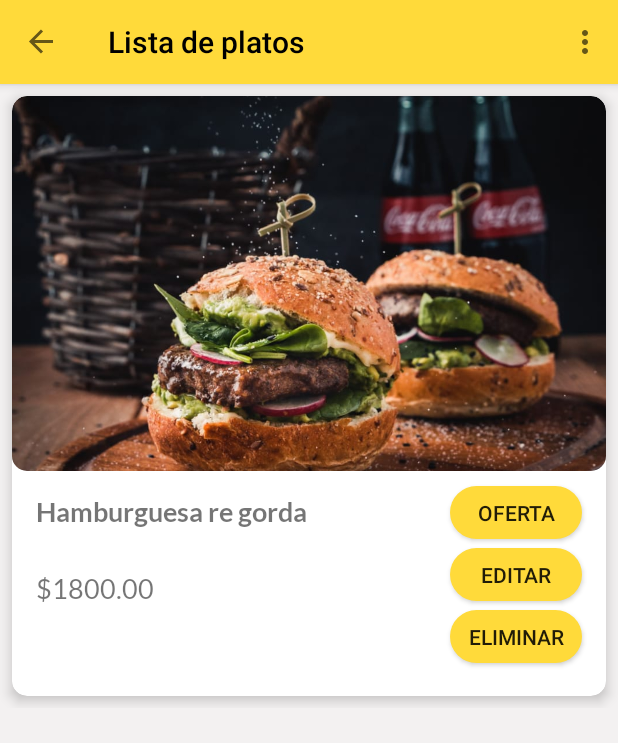
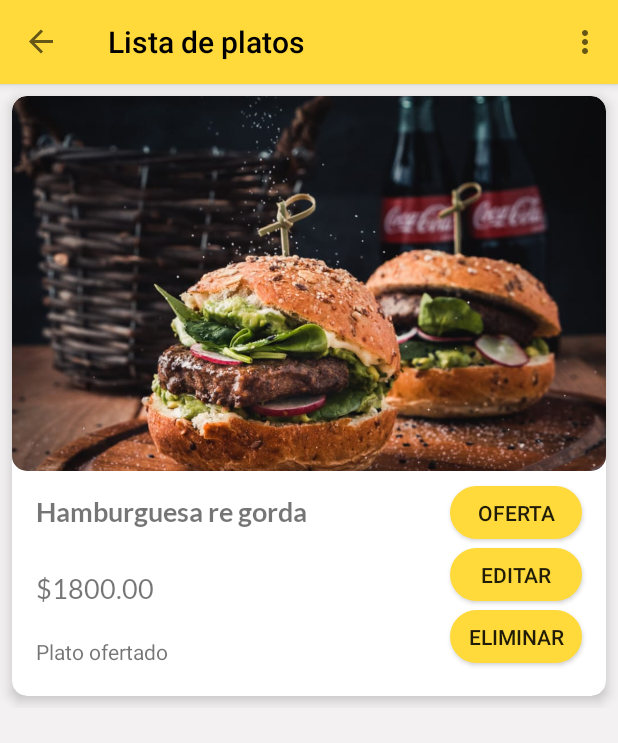
Before and after one commit to cobellisantiago/Trabajo-de-Laboratorio, an Android app: the ListarItemsFragment screen opened through its navigation route, in the side drawer, after a tap on "Lista de platos", on a phone screen of 412 x 824 dp. Shown: the top 743 px of the screen. Run offline under Robolectric (Android 15) with nearby library versions, the phone set to English and light mode, and no system bars; our stand-ins replace navigation-ui.

Commit message:
Agregando funcionalidad para que un plato pueda ser sacado de oferta

```diff
--- a/app/src/main/java/cobelli_moix_tomas/isi/frsf/utn/sendmeal/domain/Plato.java
+++ b/app/src/main/java/cobelli_moix_tomas/isi/frsf/utn/sendmeal/domain/Plato.java
@@ -28,6 +28,7 @@ public class Plato {
         this.descripcion = descripcion;
         this.precio = precio;
         this.calorias = calorias;
+        this.oferta = false;
         platos.add(this);
     }
 
--- a/app/src/main/java/cobelli_moix_tomas/isi/frsf/utn/sendmeal/ui/PlatoAdapter.java
+++ b/app/src/main/java/cobelli_moix_tomas/isi/frsf/utn/sendmeal/ui/PlatoAdapter.java
@@ -47,6 +47,8 @@ public class PlatoAdapter extends RecyclerView.Adapter<PlatoViewHolder> {
         final Plato plato = platoViewDataSet.get(position);
         DecimalFormat format = new DecimalFormat("0.00");
 
+        if(!plato.getOferta()) holder.ofertado.setVisibility(View.GONE);
+
         holder.textViewNombre.setText(plato.getNombre());
         holder.textViewPrecio.setText("$"+format.format(plato.getPrecio()));
         holder.imageViewFoto.setImageResource(R.drawable.hamburguesa);
@@ -59,4 +61,6 @@ public class PlatoAdapter extends RecyclerView.Adapter<PlatoViewHolder> {
         return platoViewDataSet.size();
     }
 
+
+
 }
--- a/app/src/main/res/layout/plato_card.xml
+++ b/app/src/main/res/layout/plato_card.xml
@@ -75,6 +75,16 @@
             app:layout_constraintStart_toStartOf="parent"
             app:layout_constraintTop_toBottomOf="@+id/imageCard" />
 
+        <TextView
+            android:id="@+id/ofertado"
+            android:layout_width="wrap_content"
+            android:layout_height="wrap_content"
+            android:layout_marginStart="16dp"
+            android:layout_marginTop="8dp"
+            android:text="Plato ofertado"
+            app:layout_constraintStart_toStartOf="parent"
+            app:layout_constraintTop_toBottomOf="@+id/textViewPrecio" />
+
         <androidx.cardview.widget.CardView
             android:id="@+id/imageCard"
             android:layout_width="match_parent"
@@ -93,17 +103,6 @@
                 app:srcCompat="@drawable/hamburguesa" />
         </androidx.cardview.widget.CardView>
 
-        <TextView
-            android:id="@+id/ofertado"
-            android:layout_width="wrap_content"
-            android:layout_height="wrap_content"
-            android:layout_marginStart="16dp"
-            android:layout_marginTop="8dp"
-            android:text="Plato ofertado"
-            android:visibility="gone"
-            app:layout_constraintStart_toStartOf="parent"
-            app:layout_constraintTop_toBottomOf="@+id/textViewPrecio" />
-
 
     </androidx.constraintlayout.widget.ConstraintLayout>
 
```
Also changed, not shown: app/src/main/java/cobelli_moix_tomas/isi/frsf/utn/sendmeal/ui/PlatoViewHolder.java (+7 -2 lines), app/src/main/java/cobelli_moix_tomas/isi/frsf/utn/sendmeal/ui/listar_items/ListarItemsFragment.java (+22 -5 lines).
